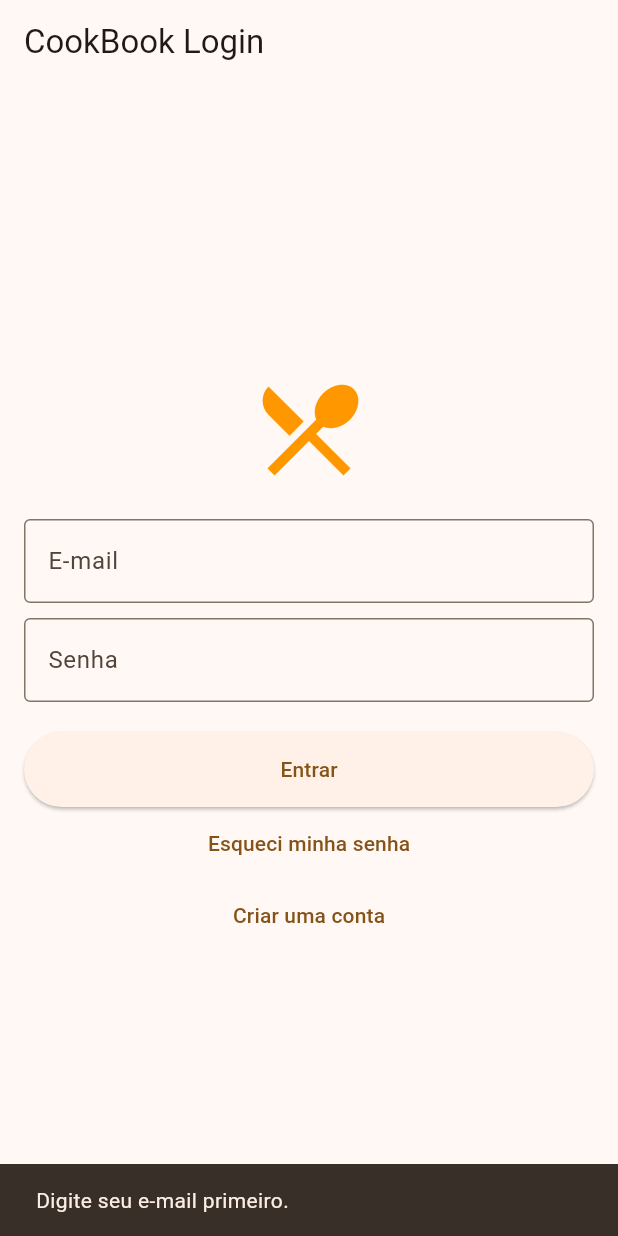
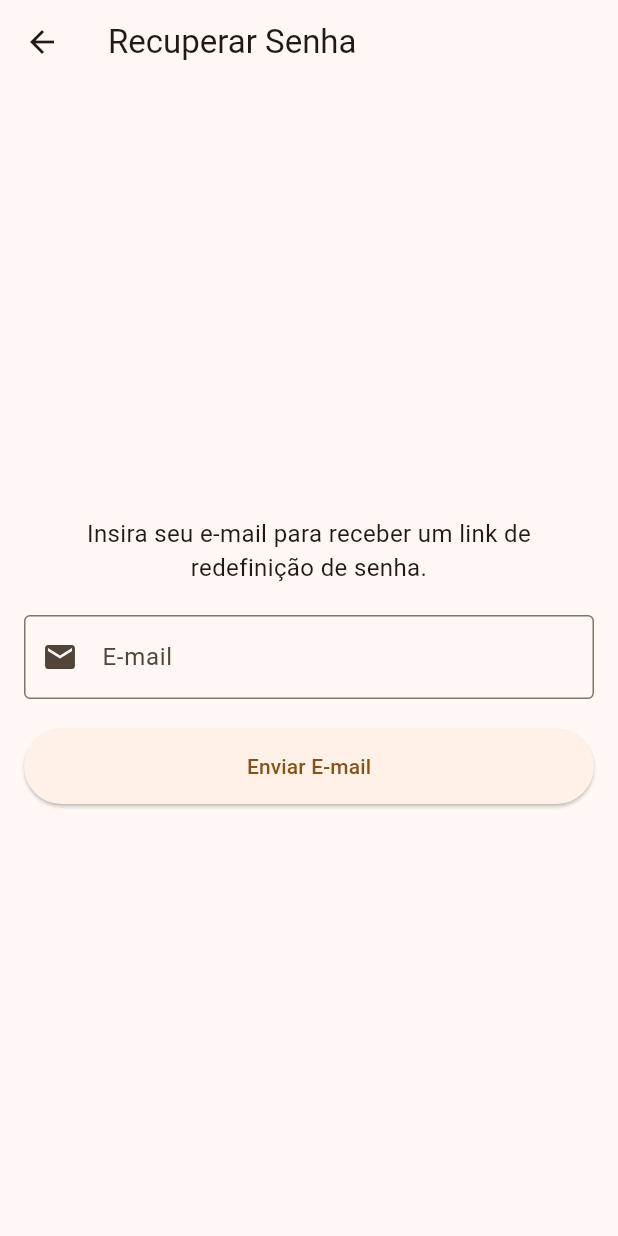
Before and after one commit to Joaohnt27/cookbook, a Flutter app: the screen it shows after launch, after a tap on "Esqueci minha senha", on a phone screen of 412 x 824 dp. Run offline on Flutter 3.47's test engine with Material 3 defaults, Android fonts, the phone set to English and light mode, and no system bars; our stand-ins replace cloud_firestore, device_preview, firebase_auth, firebase_core; accounts and stored records are empty.

Commit message:
feat: add recover password page

```diff
--- /dev/null
+++ b/lib/views/esqueceu_senha_page.dart
@@ -0,0 +1,84 @@
+import 'package:flutter/material.dart';
+import '../services/auth_service.dart';
+
+class EsqueceuSenhaPage extends StatefulWidget {
+  const EsqueceuSenhaPage({super.key});
+
+  @override
+  State<EsqueceuSenhaPage> createState() => _EsqueceuSenhaPageState();
+}
+
+class _EsqueceuSenhaPageState extends State<EsqueceuSenhaPage> {
+  final _emailController = TextEditingController();
+  final _authService = AuthService();
+  bool _carregando = false;
+
+  void _recuperar() async {
+    if (_emailController.text.isEmpty) {
+      ScaffoldMessenger.of(context).showSnackBar(
+        const SnackBar(content: Text("Por favor, informe seu e-mail.")),
+      );
+      return;
+    }
+
+    setState(() => _carregando = true);
+
+    String? erro = await _authService.recuperarSenha(_emailController.text);
+
+    setState(() => _carregando = false);
+
+    if (erro == null) {
+      ScaffoldMessenger.of(context).showSnackBar(
+        const SnackBar(
+          content: Text("Link de recuperação enviado para o seu e-mail!"),
+          backgroundColor: Colors.green,
+        ),
+      );
+      Navigator.pop(context); // Volta para a tela de login
+    } else {
+      ScaffoldMessenger.of(context).showSnackBar(
+        SnackBar(content: Text(erro), backgroundColor: Colors.red),
+      );
+    }
+  }
+
+  @override
+  Widget build(BuildContext context) {
+    return Scaffold(
+      appBar: AppBar(title: const Text("Recuperar Senha")),
+      body: Padding(
+        padding: const EdgeInsets.all(16.0),
+        child: Column(
+          mainAxisAlignment: MainAxisAlignment.center,
+          children: [
+            const Text(
+              "Insira seu e-mail para receber um link de redefinição de senha.",
+              textAlign: TextAlign.center,
+              style: TextStyle(fontSize: 16),
+            ),
+            const SizedBox(height: 20),
+            TextField(
+              controller: _emailController,
+              decoration: const InputDecoration(
+                labelText: "E-mail",
+                border: OutlineInputBorder(),
+                prefixIcon: Icon(Icons.email),
+              ),
+              keyboardType: TextInputType.emailAddress,
+            ),
+            const SizedBox(height: 20),
+            _carregando
+                ? const CircularProgressIndicator()
+                : ElevatedButton(
+                    onPressed: _recuperar,
+                    style: ElevatedButton.styleFrom(
+                      minimumSize: const Size(double.infinity, 50),
+                    ),
+                    child: const Text("Enviar E-mail"),
+                  ),
+          ],
+        ),
+      ),
+    );
+  }
+}
--- a/lib/views/login_page.dart
+++ b/lib/views/login_page.dart
@@ -1,6 +1,7 @@
 import 'package:flutter/material.dart';
 import '../services/auth_service.dart';
 import 'registro_page.dart';
+import 'esqueceu_senha_page.dart';
 
 class LoginPage extends StatefulWidget {
   const LoginPage({super.key});
@@ -94,7 +95,14 @@ class _LoginPageState extends State<LoginPage> {
                   ),
 
             TextButton(
-              onPressed: _recuperarSenha, // Requisito de recuperação de senha
+              onPressed: () {
+                Navigator.push(
+                  context,
+                  MaterialPageRoute(
+                    builder: (context) => const EsqueceuSenhaPage(),
+                  ),
+                );
+              },
               child: const Text("Esqueci minha senha"),
             ),
             TextButton(
```
